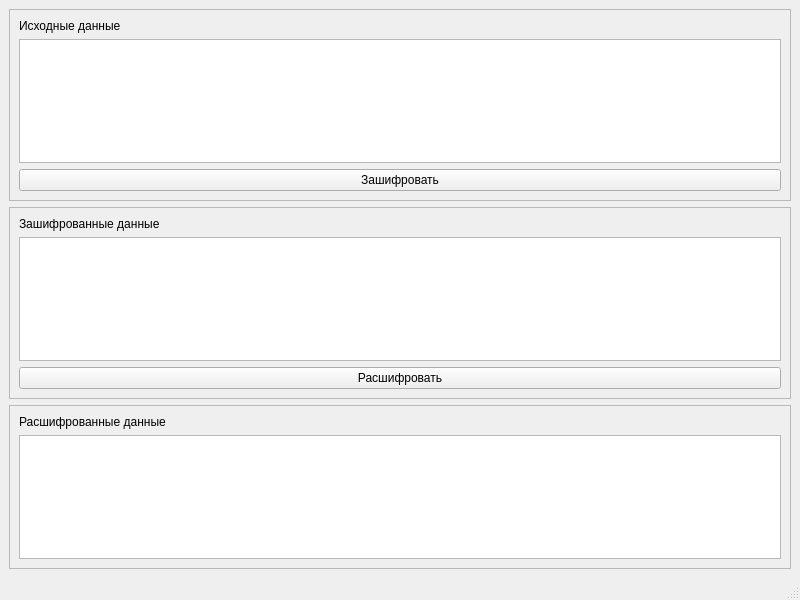
Before: the Qt Designer form src/VigenereCipherMainWindow.ui in Belov1807/VigenereCipher, drawn with Qt 5.
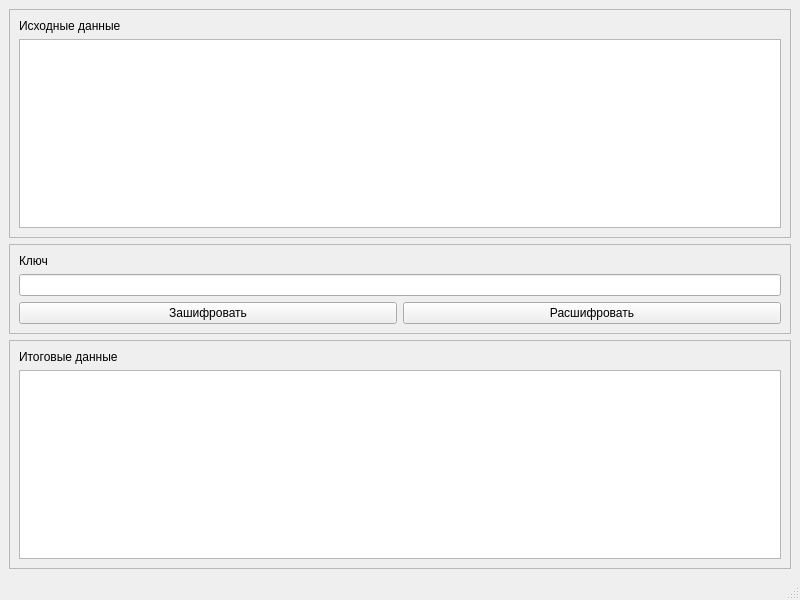
After: the same form once the commit is applied.

Commit message:
0.1.0 - Доработана форма; - добавлены методы: 	- Заполненияя исходных данных; 	- Настравивания отображение; 	- Подготвки соеденений.
- добавлены слоты зашифровки и расшифровки данных.

What changed in the file:
```diff
--- a/src/VigenereCipherMainWindow.ui
+++ b/src/VigenereCipherMainWindow.ui
@@ -14,7 +14,7 @@
    <string>VigenereCipherMainWindow</string>
   </property>
   <widget class="QWidget" name="centralwidget">
-   <layout class="QGridLayout" name="gridLayout_2">
+   <layout class="QGridLayout" name="gridLayout_3">
     <item row="0" column="0">
      <widget class="QFrame" name="frOriginalData">
       <property name="frameShape">
@@ -24,7 +24,7 @@
        <enum>QFrame::Raised</enum>
       </property>
       <layout class="QGridLayout" name="gridLayout">
-       <item row="0" column="0">
+       <item row="0" column="0" rowspan="2" colspan="2">
         <layout class="QVBoxLayout" name="verticalLayout">
          <item>
           <widget class="QLabel" name="lOriginalDataHeader">
@@ -36,45 +36,41 @@
          <item>
           <widget class="QTextEdit" name="teOriginalData"/>
          </item>
-         <item>
-          <widget class="QPushButton" name="pdEncryptData">
-           <property name="text">
-            <string>Зашифровать</string>
-           </property>
-          </widget>
-         </item>
         </layout>
        </item>
       </layout>
      </widget>
     </item>
     <item row="1" column="0">
-     <widget class="QFrame" name="frEnCryptedData">
+     <widget class="QFrame" name="frKey">
       <property name="frameShape">
        <enum>QFrame::StyledPanel</enum>
       </property>
       <property name="frameShadow">
        <enum>QFrame::Raised</enum>
       </property>
-      <layout class="QGridLayout" name="gridLayout_3">
-       <item row="0" column="0">
-        <layout class="QVBoxLayout" name="verticalLayout_2">
+      <layout class="QGridLayout" name="gridLayout_2">
+       <item row="4" column="0">
+        <widget class="QLineEdit" name="leKey"/>
+       </item>
+       <item row="3" column="0">
+        <widget class="QLabel" name="lKeyHeader">
+         <property name="text">
+          <string>Ключ</string>
+         </property>
+        </widget>
+       </item>
+       <item row="5" column="0">
+        <layout class="QHBoxLayout" name="horizontalLayout">
          <item>
-          <widget class="QLabel" name="lEnCryptedDataHeader">
+          <widget class="QPushButton" name="pbEncryptData">
            <property name="text">
-            <string>Зашифрованные данные</string>
+            <string>Зашифровать</string>
            </property>
           </widget>
          </item>
          <item>
-          <widget class="QTextEdit" name="teEnCryptedData">
-           <property name="readOnly">
-            <bool>true</bool>
-           </property>
-          </widget>
-         </item>
-         <item>
-          <widget class="QPushButton" name="pdDecryptData">
+          <widget class="QPushButton" name="pbDecryptData">
            <property name="text">
             <string>Расшифровать</string>
            </property>
@@ -99,7 +95,7 @@
          <item>
           <widget class="QLabel" name="lDecryptedDataHeader">
            <property name="text">
-            <string>Расшифрованные данные</string>
+            <string>Итоговые данные</string>
            </property>
           </widget>
          </item>
```
The commit also changes 3 other files.
